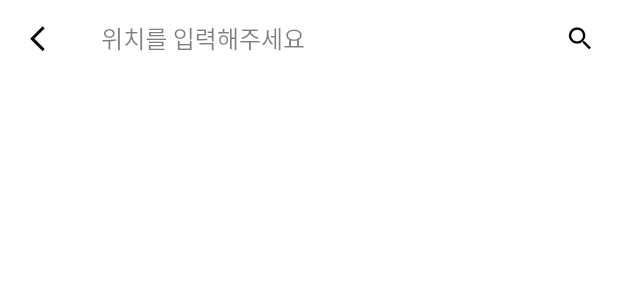
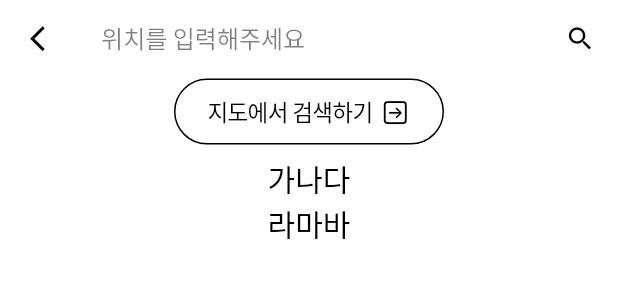
Before and after one commit to 220v-K/WheretoMeet, a Flutter app: the SearchPlaceText widget shown alone on an empty page, opened directly, on a phone screen of 412 x 824 dp. Shown: the top 300 px of the screen. Run offline on Flutter 3.47's test engine with Material 2 defaults, Android fonts, the phone set to English and light mode, and no system bars; our stand-ins replace flutter_dotenv, google_maps_flutter, location; missing offline and left inert: flutter_google_places, google_api_headers, google_maps_webservice.

Commit message:
<feat>: 페이지 라우팅 순서 변경

```diff
--- a/lib/component.dart
+++ b/lib/component.dart
@@ -3,6 +3,7 @@ import 'package:flutter/cupertino.dart';
 import 'package:flutter/material.dart';
 import 'package:wheretomeet/colors.dart';
 import 'package:wheretomeet/searchplace.dart';
+import 'package:wheretomeet/searchplaceText.dart';
 import 'package:wheretomeet/textForButton.dart';
 import 'package:wheretomeet/textstyle.dart';
 
@@ -12,7 +13,7 @@ CupertinoButton locationBox(
     onPressed: () {
       Navigator.push(
         context,
-        CupertinoPageRoute(builder: (context) => SearchPlace()),
+        CupertinoPageRoute(builder: (context) => SearchPlaceText()),
       );
     },
     minSize: 0,
--- a/lib/searchplaceText.dart
+++ b/lib/searchplaceText.dart
@@ -24,6 +24,7 @@ class SearchPlaceText extends StatefulWidget {
 
 class _SearchPlaceTextState extends State<SearchPlaceText> {
   String placeText = "";
+  List<String> placeList = ["가나다", "라마바"];
   @override
   Widget build(BuildContext context) {
     return safeAreaPage(
@@ -32,7 +33,64 @@ class _SearchPlaceTextState extends State<SearchPlaceText> {
       Column(
         children: [
           searchHeader(context),
+          searchInMap(context),
+          Expanded(
+            child: Scrollbar(
+              thickness: 3.0,
+              radius: Radius.circular(8),
+              child: ListView.builder(
+                scrollDirection: Axis.vertical,
+                padding: const EdgeInsets.all(8),
+                shrinkWrap: true,
+                itemCount: placeList.length,
+                itemBuilder: (BuildContext context, int index) {
+                  return Center(
+                      child: Text(placeList[index], style: blackTextStyle(20)));
+                },
+              ),
+            ),
+          ),
         ],
+      ),
+    );
+  }
+
+  CupertinoButton searchInMap(BuildContext context) {
+    return CupertinoButton(
+      onPressed: () {
+        Navigator.push(
+          context,
+          CupertinoPageRoute(builder: (context) => SearchPlaceMap()),
+        );
+      },
+      minSize: 0,
+      padding: EdgeInsets.zero,
+      child: Container(
+        constraints: BoxConstraints(
+          maxWidth: 180,
+        ),
+        padding: const EdgeInsets.all(10),
+        decoration: BoxDecoration(
+          border: Border.all(color: Colors.black),
+          borderRadius: BorderRadius.circular(30),
+        ),
+        child: Row(
+          mainAxisAlignment: MainAxisAlignment.center,
+          children: [
+            Padding(
+              padding: const EdgeInsets.only(right: 5),
+              child: Text(
+                "지도에서 검색하기",
+                style: blackTextStyle(15),
+              ),
+            ),
+            Icon(
+              CupertinoIcons.arrow_right_square,
+              color: Colors.black,
+              size: 20,
+            ),
+          ],
+        ),
       ),
     );
   }
```
Also changed, not shown: lib/searchplace.dart (+40 -41 lines).
